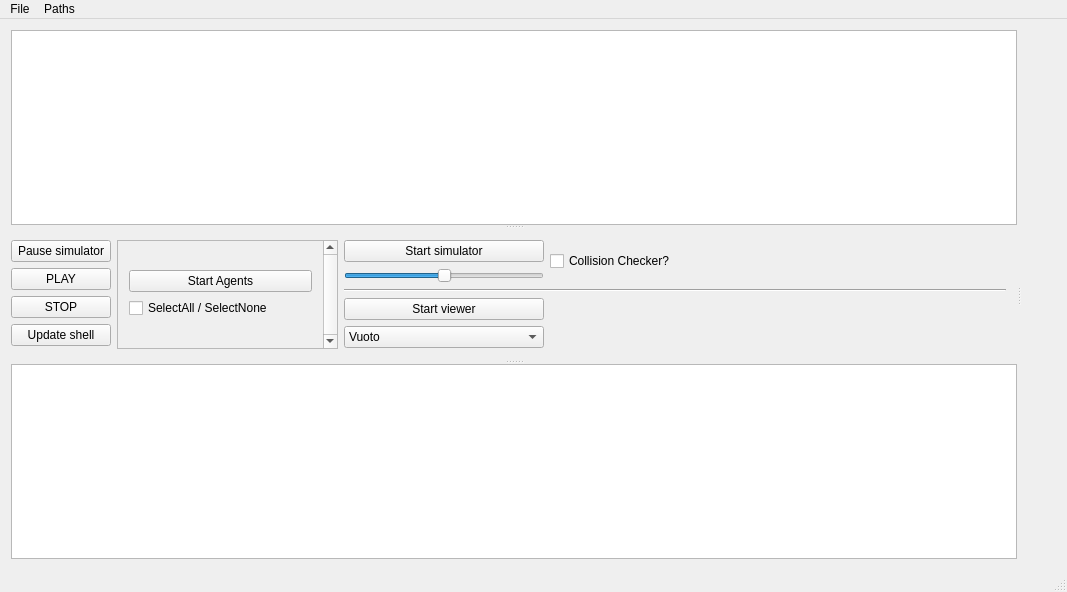
MirkoFerrati/Ascari, file launcher/mainwindow.ui: the form before one commit.
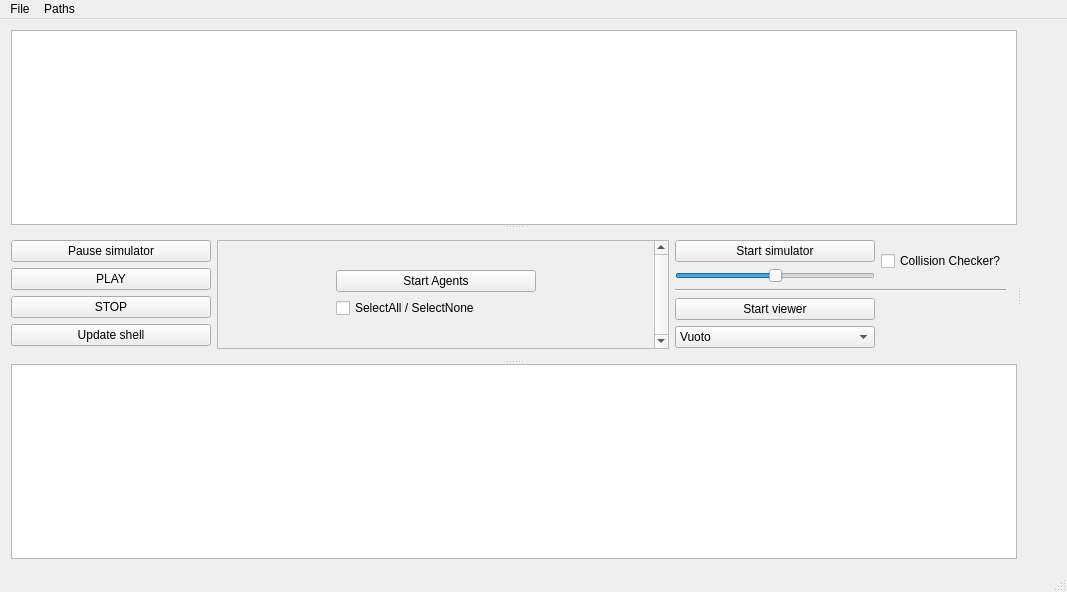
The form after the commit.

Commit message: Modificato ridimensionamento in maschera

```diff
--- a/launcher/mainwindow.ui
+++ b/launcher/mainwindow.ui
@@ -74,7 +74,7 @@
         </property>
        </widget>
        <widget class="QWidget" name="horizontalLayoutWidget">
-        <layout class="QHBoxLayout" name="horizontalLayout_2" stretch="0,1,3">
+        <layout class="QHBoxLayout" name="horizontalLayout_2" stretch="1,1,0">
          <property name="sizeConstraint">
           <enum>QLayout::SetNoConstraint</enum>
          </property>
```
